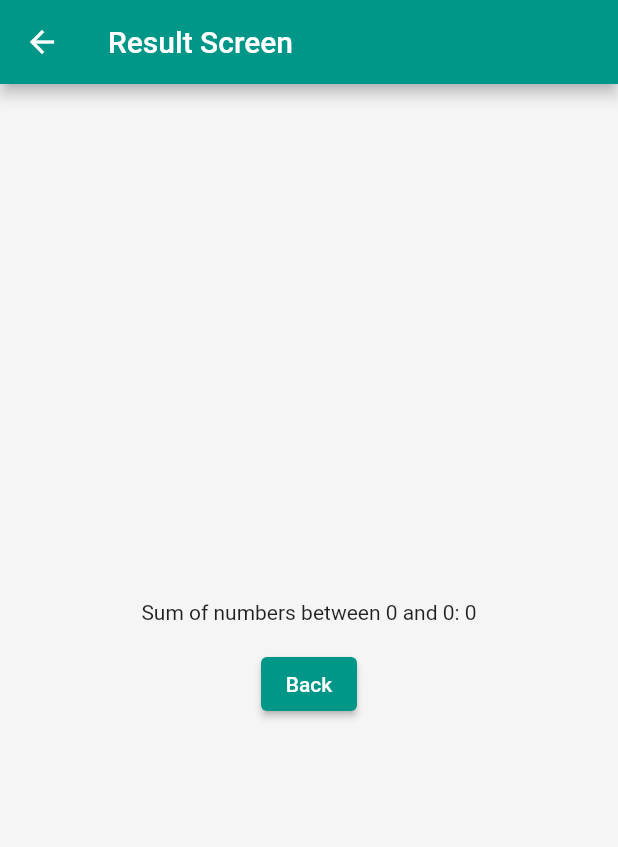
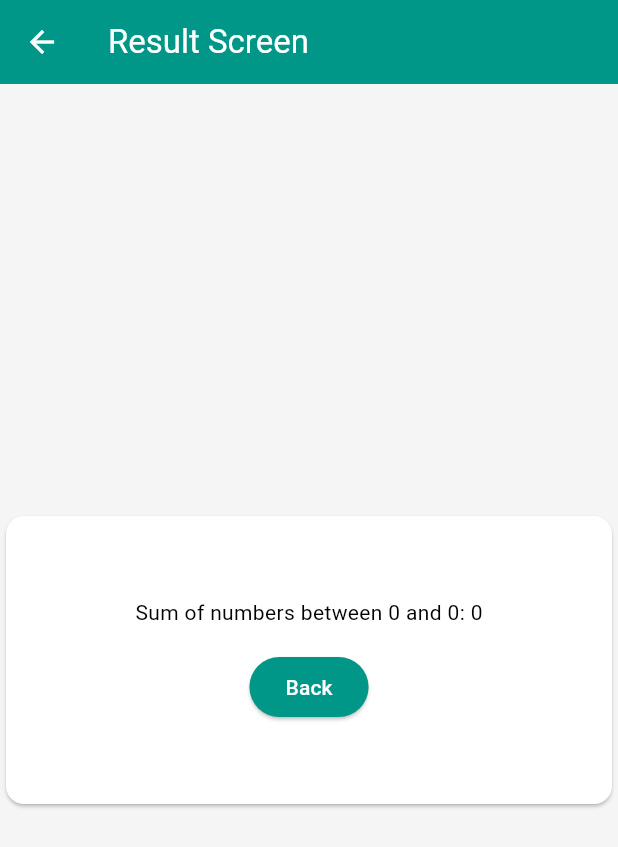
Before and after one commit to AnthoJaraBustamante/miniproject, a Flutter app: the screen it shows after launch, after a tap on "Submit", on a phone screen of 412 x 824 dp. Shown: the top 847 px of the screen. Run offline on Flutter 3.47's test engine with Material 2 defaults, Android fonts, the phone set to English and light mode, and no system bars.

Commit message:
Add Custom ConstrainedCard Widget
Introduce a custom widget called ConstrainedCard that enforces specific size constraints and provides a Card wrapper for its child content.

```diff
--- /dev/null
+++ b/lib/app/ui/global_widgets/constrained_card.dart
@@ -0,0 +1,26 @@
+import 'package:flutter/material.dart';
+
+class ConstrainedCard extends StatelessWidget {
+  const ConstrainedCard({
+    super.key,
+    required this.child,
+  });
+  final Widget child;
+
+  @override
+  Widget build(BuildContext context) {
+    return Hero(
+      tag: 'constrained_card',
+      child: ConstrainedBox(
+        constraints:
+            const BoxConstraints(maxWidth: 500, minHeight: 200, minWidth: 500),
+        child: Card(
+          child: Padding(
+            padding: const EdgeInsets.all(8.0),
+            child: child,
+          ),
+        ),
+      ),
+    );
+  }
+}
--- a/lib/app/ui/pages/home_screen.dart
+++ b/lib/app/ui/pages/home_screen.dart
@@ -2,6 +2,7 @@ import 'package:flutter/material.dart';
 import 'package:flutter/services.dart';
 
 import '../../data/models/result_arguments.dart';
+import '../global_widgets/constrained_card.dart';
 
 class HomeScreen extends StatefulWidget {
   const HomeScreen({super.key});
@@ -36,8 +37,7 @@ class HomeScreenState extends State<HomeScreen> {
         title: const Text('Home Screen'),
       ),
       body: Center(
-        child: Padding(
-          padding: const EdgeInsets.all(8.0),
+        child: ConstrainedCard(
           child: SingleChildScrollView(
             child: Column(
               mainAxisAlignment: MainAxisAlignment.center,
--- a/lib/app/ui/pages/result_screen.dart
+++ b/lib/app/ui/pages/result_screen.dart
@@ -1,5 +1,6 @@
 import 'package:flutter/material.dart';
 import 'package:miniproject/app/data/models/result_arguments.dart';
+import 'package:miniproject/app/ui/global_widgets/constrained_card.dart';
 
 class ResultScreen extends StatelessWidget {
   const ResultScreen({super.key});
@@ -17,7 +18,9 @@ class ResultScreen extends StatelessWidget {
         title: const Text('Result Screen'),
       ),
       body: Center(
+        child: ConstrainedCard(
           child: Column(
+            mainAxisSize: MainAxisSize.min,
             mainAxisAlignment: MainAxisAlignment.center,
             children: <Widget>[
               Text('Sum of numbers between $minNumber and $maxNumber: $sum'),
@@ -31,6 +34,7 @@ class ResultScreen extends StatelessWidget {
             ],
           ),
         ),
+      ),
     );
   }
 }
--- a/lib/app/ui/theme/app_theme.dart
+++ b/lib/app/ui/theme/app_theme.dart
@@ -5,11 +5,14 @@ final themeData = ThemeData(
   scaffoldBackgroundColor: Colors.grey[100],
   appBarTheme: const AppBarTheme(
     color: Colors.teal,
+    foregroundColor: Colors.white,
   ),
   colorScheme: ColorScheme.fromSwatch().copyWith(secondary: Colors.teal),
   elevatedButtonTheme: ElevatedButtonThemeData(
     style: ElevatedButton.styleFrom(
       backgroundColor: Colors.teal,
+      foregroundColor: Colors.white,
     ),
   ),
+  useMaterial3: true,
 );
```
Lines whose indentation alone changed are shown as unchanged.
